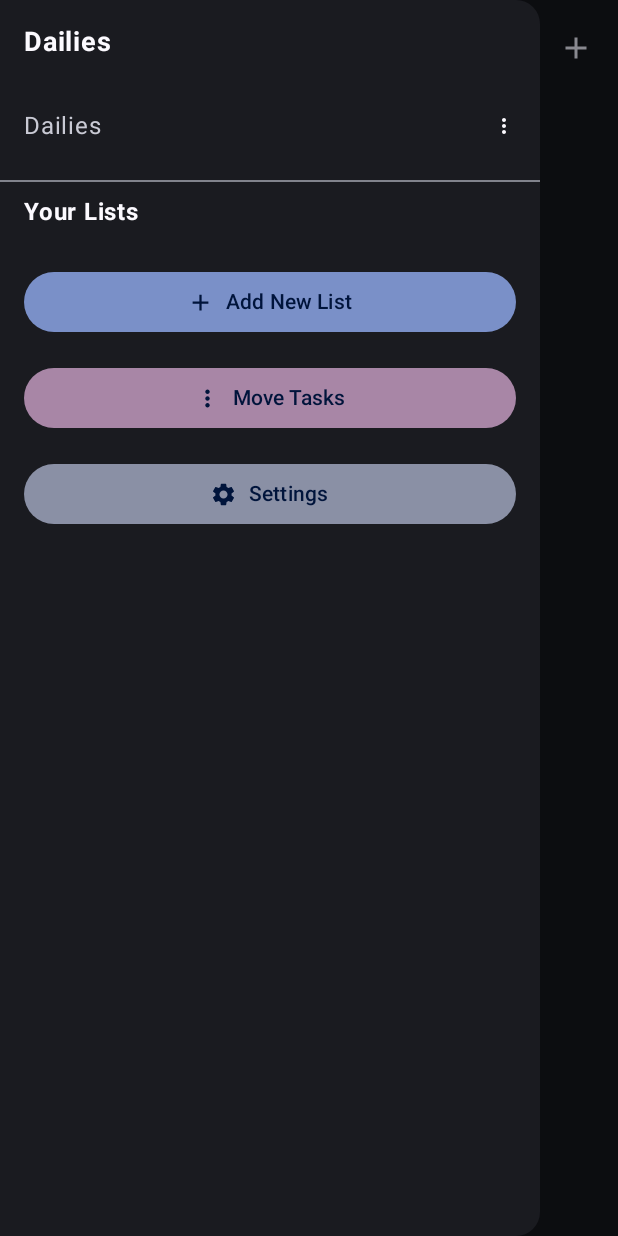
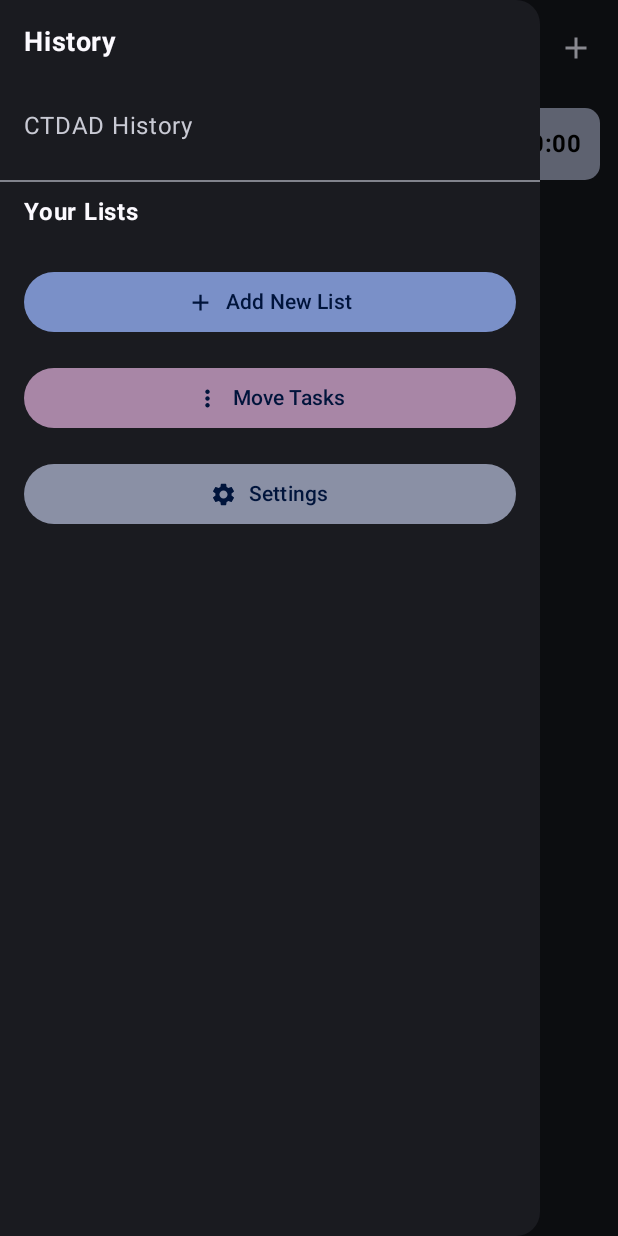
Before and after one commit to 0W0wander/DoWithTime, an Android app built with Jetpack Compose: the screen it shows after launch (MainActivity), after a tap on "Menu", on a phone screen of 412 x 824 dp. Run offline under Robolectric (Android 15) with nearby library versions, the light colour scheme and no system bars; our stand-ins replace Firebase (no records; nobody signed in at launch, a user with empty details on screens opened directly), Room's generated code; 3 statements that could not run were skipped.

Commit message:
Duration of all completed tasks added daily!

```diff
--- a/app/src/main/java/com/example/dowithtime/data/AppDatabase.kt
+++ b/app/src/main/java/com/example/dowithtime/data/AppDatabase.kt
@@ -6,8 +6,8 @@ import androidx.room.RoomDatabase
 import android.content.Context
 
 @Database(
-    entities = [Task::class, TaskList::class],
-    version = 6
+    entities = [Task::class, TaskList::class, DailySummary::class],
+    version = 7
 )
 abstract class AppDatabase : RoomDatabase() {
     abstract fun taskDao(): TaskDao
--- /dev/null
+++ b/app/src/main/java/com/example/dowithtime/data/DailySummary.kt
@@ -0,0 +1,15 @@
+package com.example.dowithtime.data
+
+import androidx.room.Entity
+import androidx.room.PrimaryKey
+import androidx.room.ColumnInfo
+
+@Entity(tableName = "daily_summaries")
+data class DailySummary(
+    @PrimaryKey
+    @ColumnInfo(name = "date")
+    val date: String, // yyyy-MM-dd
+
+    @ColumnInfo(name = "total_seconds")
+    val totalSeconds: Int = 0
+)
--- a/app/src/main/java/com/example/dowithtime/data/TaskDao.kt
+++ b/app/src/main/java/com/example/dowithtime/data/TaskDao.kt
@@ -38,6 +38,19 @@ interface TaskDao {
     @Query("UPDATE tasks SET completed_today = 0 WHERE is_daily = 1")
     suspend fun resetDailyTaskCompletion()
 
+    // Daily summaries (CTDAD)
+    @Query("SELECT * FROM daily_summaries ORDER BY date DESC")
+    fun getDailySummaries(): Flow<List<DailySummary>>
+
+    @Query("SELECT * FROM daily_summaries WHERE date = :date LIMIT 1")
+    fun getSummaryByDate(date: String): Flow<DailySummary?>
+
+    @Query("INSERT OR IGNORE INTO daily_summaries(date, total_seconds) VALUES(:date, 0)")
+    suspend fun ensureDailySummary(date: String)
+
+    @Query("UPDATE daily_summaries SET total_seconds = total_seconds + :seconds WHERE date = :date")
+    suspend fun addToDailyTotal(date: String, seconds: Int)
+
     // TaskList methods
     @Query("SELECT * FROM task_lists")
     fun getAllTaskLists(): Flow<List<TaskList>>
--- a/app/src/main/java/com/example/dowithtime/data/TaskRepository.kt
+++ b/app/src/main/java/com/example/dowithtime/data/TaskRepository.kt
@@ -89,4 +89,10 @@ class TaskRepository(private val taskDao: TaskDao) {
     suspend fun insertAllTaskLists(taskLists: List<TaskList>) {
         taskDao.insertAllTaskLists(taskLists)
     }
+
+    // Daily summaries (CTDAD)
+    fun getDailySummaries(): Flow<List<DailySummary>> = taskDao.getDailySummaries()
+    fun getSummaryByDate(date: String): Flow<DailySummary?> = taskDao.getSummaryByDate(date)
+    suspend fun ensureDailySummary(date: String) = taskDao.ensureDailySummary(date)
+    suspend fun addToDailyTotal(date: String, seconds: Int) = taskDao.addToDailyTotal(date, seconds)
 }
--- a/app/src/main/java/com/example/dowithtime/ui/screens/TodoListScreen.kt
+++ b/app/src/main/java/com/example/dowithtime/ui/screens/TodoListScreen.kt
@@ -1211,6 +1211,8 @@ fun TodoListScreen(
 ) {
     val tasks by viewModel.tasks.collectAsState()
     val dailyTasks by viewModel.dailyTasks.collectAsState()
+    val todayTotalSeconds by viewModel.todayTotalSeconds.collectAsState()
+    val summaries by viewModel.dailySummaries.collectAsState()
     val taskLists by viewModel.taskLists.collectAsState()
     val currentListId by viewModel.currentListId.collectAsState()
     val wasInDailyList by viewModel.wasInDailyList.collectAsState()
@@ -1234,20 +1236,23 @@ fun TodoListScreen(
     // Add to top checkbox state
     var addToTop by rememberSaveable { mutableStateOf(false) }
 
-    // Dailies selection state
-    var dailiesSelected by remember { mutableStateOf(wasInDailyList) }
+    // History selection state (replaces Dailies page)
+    var historySelected by remember { mutableStateOf(false) }
+    // Dailies flag retained but disabled in UI
+    var dailiesSelected by remember { mutableStateOf(false) }
 
     // Update dailiesSelected when wasInDailyList changes
-    LaunchedEffect(wasInDailyList) {
-        dailiesSelected = wasInDailyList
+    LaunchedEffect(Unit) {
+        dailiesSelected = false
+        viewModel.setWasInDailyList(false)
     }
 
     // Drawer state
     val drawerState = rememberDrawerState(DrawerValue.Closed)
     val scope = rememberCoroutineScope()
 
-    // Filter tasks for Dailies or selected list
-    val filteredTasks = if (dailiesSelected) dailyTasks else tasks
+    // Filter tasks for Dailies or selected list (Dailies disabled)
+    val filteredTasks = tasks
 
 
     var showSettingsDialog by remember { mutableStateOf(false) }
@@ -1269,47 +1274,22 @@ fun TodoListScreen(
         drawerState = drawerState,
         drawerContent = {
             ModalDrawerSheet {
-                // Dailies section
-                Text(
-                    text = "Dailies",
+                // CTDAD History section
+                Text(
+                    text = "History",
                     fontWeight = FontWeight.Bold,
                     fontSize = 18.sp,
                     modifier = Modifier.padding(16.dp)
                 )
-                Row(
-                    modifier = Modifier.fillMaxWidth(),
-                    verticalAlignment = Alignment.CenterVertically
-                ) {
                 NavigationDrawerItem(
-                        label = {
-                            Text(
-                                "Dailies",
-                                fontWeight = if (dailiesSelected) FontWeight.Bold else FontWeight.Normal
-                            )
-                        },
-                        selected = dailiesSelected,
+                    label = { Text("CTDAD History") },
+                    selected = historySelected,
                     onClick = {
-                            dailiesSelected = true
-                            viewModel.setWasInDailyList(true)
+                        historySelected = true
                         scope.launch { drawerState.close() }
                     },
-                        modifier = Modifier.weight(1f)
-                    )
-                    IconButton(
-                        onClick = {
-                            pasteSourceIsDaily = true
-                            pasteSourceListId = null
-                            showPasteToListDialog = true
-                            scope.launch { drawerState.close() }
-                        }
-                    ) {
-                        Icon(
-                            Icons.Default.MoreVert,
-                            contentDescription = "Paste Dailies to other list",
-                            modifier = Modifier.size(16.dp)
-                        )
-                    }
-                }
+                    modifier = Modifier.fillMaxWidth()
+                )
                 Divider(modifier = Modifier.padding(vertical = 8.dp))
                 // User lists
                 Text(
@@ -1355,6 +1335,7 @@ fun TodoListScreen(
                             },
                             selected = !dailiesSelected && list.id == currentListId,
                             onClick = {
+                                historySelected = false
                                 dailiesSelected = false
                                 viewModel.setWasInDailyList(false)
                                 viewModel.selectList(list.id)
@@ -1443,7 +1424,7 @@ fun TodoListScreen(
                 TopAppBar(
                     title = {
                         Text(
-                            text = if (dailiesSelected) "Dailies" else taskLists.find { it.id == currentListId }?.name
+                            text = if (historySelected) "CTDAD History" else taskLists.find { it.id == currentListId }?.name
                                 ?: "Tasks",
                             fontWeight = FontWeight.Bold
                         )
@@ -1469,6 +1450,28 @@ fun TodoListScreen(
                     .fillMaxSize()
                     .padding(paddingValues)
             ) {
+                // Header: Today's Completed Time (CTDAD)
+                Card(
+                    modifier = Modifier
+                        .fillMaxWidth()
+                        .padding(horizontal = 12.dp, vertical = 8.dp),
+                    colors = CardDefaults.cardColors(containerColor = MaterialTheme.colorScheme.secondaryContainer),
+                    elevation = CardDefaults.cardElevation(defaultElevation = 0.dp),
+                    shape = RoundedCornerShape(10.dp)
+                ) {
+                    Row(
+                        modifier = Modifier
+                            .fillMaxWidth()
+                            .padding(12.dp),
+                        verticalAlignment = Alignment.CenterVertically,
+                        horizontalArrangement = Arrangement.SpaceBetween
+                    ) {
+                        Text("Completed Today", fontWeight = FontWeight.Bold)
+                        val hours = todayTotalSeconds / 3600
+                        val minutes = (todayTotalSeconds % 3600) / 60
+                        Text(String.format("%02d:%02d", hours, minutes), fontWeight = FontWeight.Bold)
+                    }
+                }
                 // Show loading screen while data is being initialized
                 if (isLoading) {
                     Box(
@@ -1497,7 +1500,7 @@ fun TodoListScreen(
                             .fillMaxSize()
                             .weight(1f)
                     ) {
-                        if (filteredTasks.isEmpty()) {
+                        if (!historySelected && filteredTasks.isEmpty()) {
                             // Empty state
                             Column(
                                 modifier = Modifier
@@ -1519,6 +1522,41 @@ fun TodoListScreen(
                                     color = MaterialTheme.colorScheme.onSurfaceVariant,
                                     textAlign = TextAlign.Center
                                 )
+                            }
+                        } else {
+                            if (historySelected) {
+                                // Show CTDAD history (previous days)
+                                val todayStr = java.text.SimpleDateFormat("yyyy-MM-dd", java.util.Locale.getDefault()).format(java.util.Date())
+                                val previous = summaries.filter { it.date != todayStr }
+                                LazyColumn(
+                                    modifier = Modifier
+                                        .fillMaxWidth()
+                                        .padding(bottom = 56.dp),
+                                    verticalArrangement = Arrangement.spacedBy(6.dp)
+                                ) {
+                                    items(previous) { summary ->
+                                        Card(
+                                            modifier = Modifier
+                                                .fillMaxWidth()
+                                                .padding(horizontal = 12.dp),
+                                            colors = CardDefaults.cardColors(containerColor = MaterialTheme.colorScheme.surface),
+                                            elevation = CardDefaults.cardElevation(defaultElevation = 0.dp),
+                                            shape = RoundedCornerShape(8.dp)
+                                        ) {
+                                            Row(
+                                                modifier = Modifier
+                                                    .fillMaxWidth()
+                                                    .padding(12.dp),
+                                                horizontalArrangement = Arrangement.SpaceBetween,
+                                                verticalAlignment = Alignment.CenterVertically
+                                            ) {
+                                                Text(summary.date, fontWeight = FontWeight.Medium)
+                                                val h = summary.totalSeconds / 3600
+                                                val m = (summary.totalSeconds % 3600) / 60
+                                                Text(String.format("%02d:%02d", h, m), fontWeight = FontWeight.Bold)
+                                            }
+                                        }
+                                    }
                                 }
                             } else {
                                 // Task list with working drag and drop
@@ -1557,9 +1595,10 @@ fun TodoListScreen(
                                     }
                                 }
                             }
+                        }
 
                         // Compact Start Tasks button at bottom
-                        if (filteredTasks.isNotEmpty()) {
+                        if (!historySelected && filteredTasks.isNotEmpty()) {
                             Card(
                                 modifier = Modifier
                                     .align(Alignment.BottomCenter)
--- a/app/src/main/java/com/example/dowithtime/viewmodel/TaskViewModel.kt
+++ b/app/src/main/java/com/example/dowithtime/viewmodel/TaskViewModel.kt
@@ -7,6 +7,7 @@ import com.example.dowithtime.data.AppDatabase
 import com.example.dowithtime.data.Task
 import com.example.dowithtime.data.TaskRepository
 import com.example.dowithtime.data.TaskList
+import com.example.dowithtime.data.DailySummary
 import com.example.dowithtime.service.TimerService
 import kotlinx.coroutines.flow.MutableStateFlow
 import kotlinx.coroutines.flow.StateFlow
@@ -81,6 +82,13 @@ class TaskViewModel(application: Application) : AndroidViewModel(application) {
     private val _syncStatus = MutableStateFlow<SyncStatus?>(null)
     val syncStatus: StateFlow<SyncStatus?> = _syncStatus.asStateFlow()
 
+    // CTDAD: today's total and history
+    private val _todayTotalSeconds = MutableStateFlow(0)
+    val todayTotalSeconds: StateFlow<Int> = _todayTotalSeconds.asStateFlow()
+
+    private val _dailySummaries = MutableStateFlow<List<DailySummary>>(emptyList())
+    val dailySummaries: StateFlow<List<DailySummary>> = _dailySummaries.asStateFlow()
+
     init {
         val database = AppDatabase.getDatabase(application)
         repository = TaskRepository(database.taskDao())
@@ -103,6 +111,18 @@ class TaskViewModel(application: Application) : AndroidViewModel(application) {
 
         loadData()
         performAutoSync()
+
+        // Initialize CTDAD tracking
+        viewModelScope.launch {
+            val today = getTodayDateString()
+            repository.ensureDailySummary(today)
+            repository.getDailySummaries().collect { summaries ->
+                _dailySummaries.value = summaries
+                val todayDate = getTodayDateString()
+                val todaySummary = summaries.firstOrNull { it.date == todayDate }
+                _todayTotalSeconds.value = todaySummary?.totalSeconds ?: 0
+            }
+        }
     }
 
     private fun loadData() {
@@ -206,6 +226,19 @@ class TaskViewModel(application: Application) : AndroidViewModel(application) {
 
         // Refresh tasks for the current list to show only incomplete tasks
         refreshTasksForCurrentList(_currentListId.value)
+    }
+
+    // Helpers for CTDAD
+    private fun getTodayDateString(): String {
+        val formatter = java.text.SimpleDateFormat("yyyy-MM-dd", java.util.Locale.getDefault())
+        return formatter.format(java.util.Date())
+    }
+
+    private suspend fun addToTodayCtdad(seconds: Int) {
+        if (seconds <= 0) return
+        val today = getTodayDateString()
+        repository.ensureDailySummary(today)
+        repository.addToDailyTotal(today, seconds)
     }
 
     fun addTask(title: String, durationSeconds: Int, isDaily: Boolean = false, addToTop: Boolean = false) {
@@ -384,6 +417,7 @@ class TaskViewModel(application: Application) : AndroidViewModel(application) {
     fun markTaskCompleted(task: Task) {
         viewModelScope.launch {
             repository.markTaskCompleted(task.id)
+            addToTodayCtdad(task.durationSeconds)
             // Refresh tasks for the current list after marking as completed
             refreshTasksForCurrentList(_currentListId.value)
             uploadToCloud()
@@ -392,6 +426,7 @@ class TaskViewModel(application: Application) : AndroidViewModel(application) {
 
     suspend fun markDailyTaskCompleted(task: Task) {
         repository.markDailyTaskCompleted(task.id)
+        addToTodayCtdad(task.durationSeconds)
         // Refresh daily tasks to get updated completion status
         refreshDailyTasks()
         uploadToCloud()
@@ -599,17 +634,7 @@ class TaskViewModel(application: Application) : AndroidViewModel(application) {
                                         } else {
                                             // For regular tasks, mark as completed and remove from list
                                             println("DEBUG: Marking task ${currentTask.id} (${currentTask.title}) as completed")
-                                    repository.markTaskCompleted(currentTask.id)
-                                    println("DEBUG: Task marked as completed, refreshing task list")
-                                    // Force refresh the task list to ensure it's updated
-                                    refreshTasksForCurrentList(_currentListId.value)
-                                    // Force a fresh database query to ensure we have the latest data
-                                    val currentListId = _currentListId.value ?: _taskLists.value.firstOrNull()?.id ?: 1
-                                    val freshTasks = repository.getIncompleteTasksByList(currentListId).first()
-                                    println("DEBUG: Fresh incomplete tasks after marking completed: ${freshTasks.map { "${it.title} (completed: ${it.isCompleted})" }}")
-
-                                    // Update the tasks state with the fresh data
-                                    _tasks.value = freshTasks
+                                            markTaskCompleted(currentTask)
                                         }
 
                                 // Check if we were showing an alarm (timer just finished)
```
Lines whose indentation alone changed are shown as unchanged.
